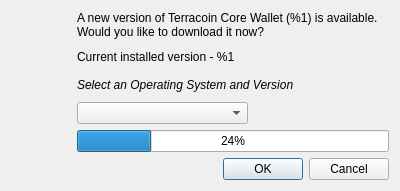
Qt form src/qt/forms/updatedialog.ui (terracoin/terracoin) before a commit.
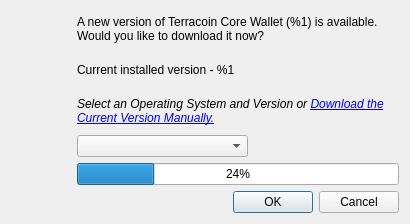
The same form after that commit.

Commit message: Add clickable link to open downloads in browser for manual mode

```diff
--- a/src/qt/forms/updatedialog.ui
+++ b/src/qt/forms/updatedialog.ui
@@ -6,8 +6,8 @@
    <rect>
     <x>0</x>
     <y>0</y>
-    <width>400</width>
-    <height>191</height>
+    <width>410</width>
+    <height>224</height>
    </rect>
   </property>
   <property name="windowTitle">
@@ -22,6 +22,9 @@
        <height>0</height>
       </size>
      </property>
+     <property name="alignment">
+      <set>Qt::AlignLeading|Qt::AlignLeft|Qt::AlignTop</set>
+     </property>
     </widget>
    </item>
    <item>
@@ -50,8 +53,20 @@
            <italic>true</italic>
           </font>
          </property>
+       <property name="lineWidth">
+        <number>1</number>
+       </property>
          <property name="text">
-          <string>Select an Operating System and Version</string>
+        <string>&lt;html&gt;&lt;head/&gt;&lt;body&gt;&lt;p&gt;Select an Operating System and Version or &lt;a href=&quot;https://terracoin.io/bin/terracoin-core-current/&quot;&gt;&lt;span style=&quot; text-decoration: underline; color:#0000ff;&quot;&gt;Download the Current Version Manually.&lt;/span&gt;&lt;/a&gt;&lt;/p&gt;&lt;/body&gt;&lt;/html&gt;</string>
+       </property>
+       <property name="scaledContents">
+        <bool>false</bool>
+       </property>
+       <property name="wordWrap">
+        <bool>true</bool>
+       </property>
+       <property name="openExternalLinks">
+        <bool>true</bool>
          </property>
         </widget>
        </item>
```
Lines whose indentation alone changed are shown as unchanged. The commit also changes 1 other file.
